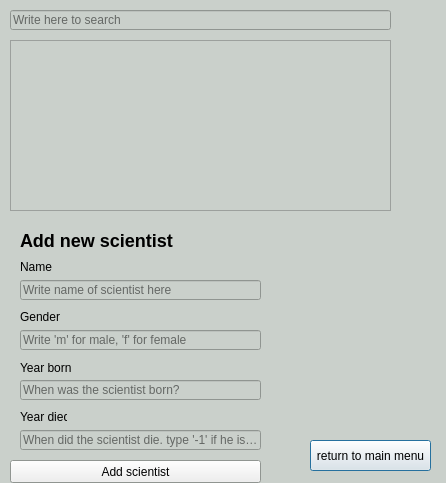
Qt form scientistswindow.ui (stefanv15/verklegtNamskeid_skil3) before a commit.
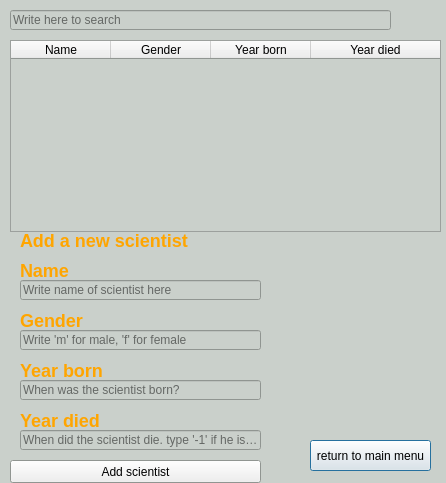
The same form after that commit.

Commit message: flottari tafla í scientist, enging virkni í add og return to main

The edit to the form file:
```diff
--- a/scientistswindow.ui
+++ b/scientistswindow.ui
@@ -131,16 +131,6 @@
   <property name="windowTitle">
    <string>Dialog</string>
   </property>
-  <widget class="QListWidget" name="list_scientists">
-   <property name="geometry">
-    <rect>
-     <x>10</x>
-     <y>40</y>
-     <width>381</width>
-     <height>171</height>
-    </rect>
-   </property>
-  </widget>
   <widget class="QPushButton" name="button_schientist_return">
    <property name="geometry">
     <rect>
@@ -172,12 +162,12 @@
     <rect>
      <x>20</x>
      <y>230</y>
-     <width>161</width>
+     <width>181</width>
      <height>21</height>
     </rect>
    </property>
    <property name="text">
-    <string>&lt;html&gt;&lt;head/&gt;&lt;body&gt;&lt;p&gt;&lt;span style=&quot; font-size:x-large; font-weight:600;&quot;&gt;Add new scientist&lt;/span&gt;&lt;/p&gt;&lt;/body&gt;&lt;/html&gt;</string>
+    <string>&lt;h2 style=&quot;color:#FFA500;&quot;&gt;Add a new scientist&lt;/h2&gt;</string>
    </property>
   </widget>
   <widget class="QLabel" name="label_2">
@@ -185,12 +175,12 @@
     <rect>
      <x>20</x>
      <y>260</y>
-     <width>47</width>
-     <height>13</height>
+     <width>61</width>
+     <height>21</height>
     </rect>
    </property>
    <property name="text">
-    <string>Name</string>
+    <string>&lt;h2 style=&quot;color:#FFA500;&quot;&gt;Name&lt;/h2&gt;</string>
    </property>
   </widget>
   <widget class="QLineEdit" name="line_name">
@@ -211,12 +201,12 @@
     <rect>
      <x>20</x>
      <y>310</y>
-     <width>47</width>
-     <height>13</height>
+     <width>71</width>
+     <height>21</height>
     </rect>
    </property>
    <property name="text">
-    <string>Gender</string>
+    <string>&lt;h2 style=&quot;color:#FFA500;&quot;&gt;Gender&lt;/h2&gt;</string>
    </property>
   </widget>
   <widget class="QLineEdit" name="line_gender">
@@ -237,12 +227,12 @@
     <rect>
      <x>20</x>
      <y>360</y>
-     <width>51</width>
-     <height>16</height>
+     <width>91</width>
+     <height>21</height>
     </rect>
    </property>
    <property name="text">
-    <string>Year born</string>
+    <string>&lt;h2 style=&quot;color:#FFA500;&quot;&gt;Year born&lt;/h2&gt;</string>
    </property>
   </widget>
   <widget class="QLineEdit" name="line_yearBorn">
@@ -263,12 +253,12 @@
     <rect>
      <x>20</x>
      <y>410</y>
-     <width>47</width>
-     <height>13</height>
+     <width>91</width>
+     <height>21</height>
     </rect>
    </property>
    <property name="text">
-    <string>Year died</string>
+    <string>&lt;h2 style=&quot;color:#FFA500;&quot;&gt;Year died&lt;/h2&gt;</string>
    </property>
   </widget>
   <widget class="QLineEdit" name="line_yearDied">
@@ -297,6 +287,42 @@
     <string>Add scientist</string>
    </property>
   </widget>
+  <widget class="QTableWidget" name="table_scientists">
+   <property name="geometry">
+    <rect>
+     <x>10</x>
+     <y>40</y>
+     <width>431</width>
+     <height>192</height>
+    </rect>
+   </property>
+   <property name="selectionBehavior">
+    <enum>QAbstractItemView::SelectRows</enum>
+   </property>
+   <attribute name="horizontalHeaderStretchLastSection">
+    <bool>true</bool>
+   </attribute>
+   <column>
+    <property name="text">
+     <string>Name</string>
+    </property>
+   </column>
+   <column>
+    <property name="text">
+     <string>Gender</string>
+    </property>
+   </column>
+   <column>
+    <property name="text">
+     <string>Year born</string>
+    </property>
+   </column>
+   <column>
+    <property name="text">
+     <string>Year died</string>
+    </property>
+   </column>
+  </widget>
  </widget>
  <resources/>
  <connections/>
```
The commit also changes 8 other files.
